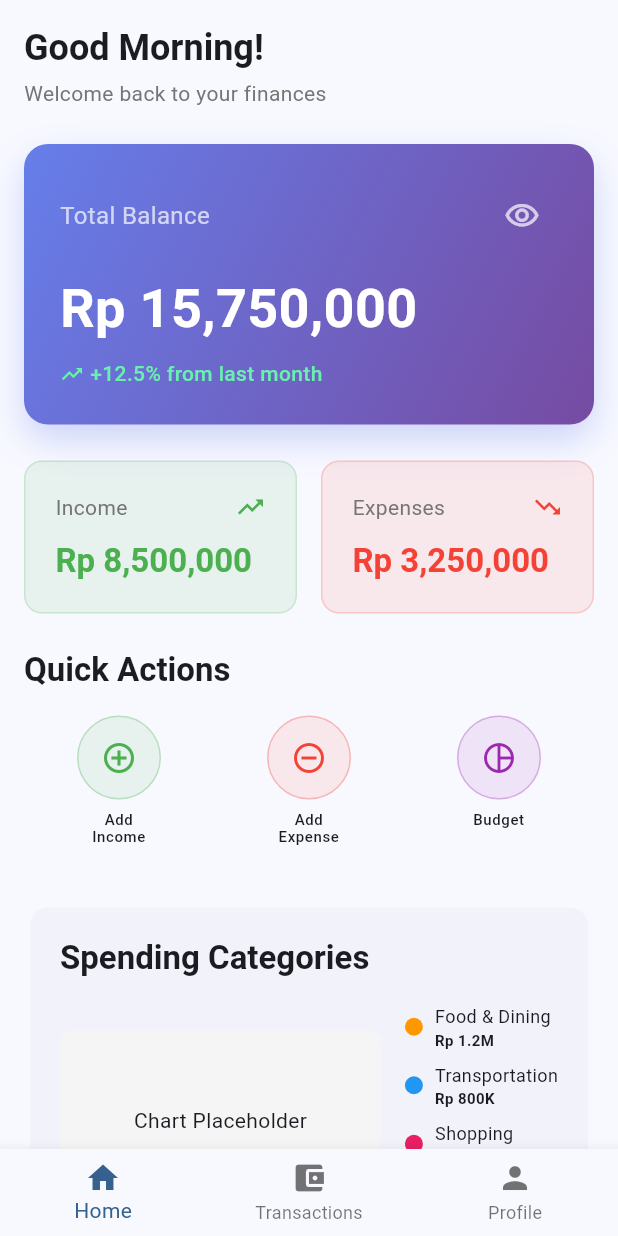
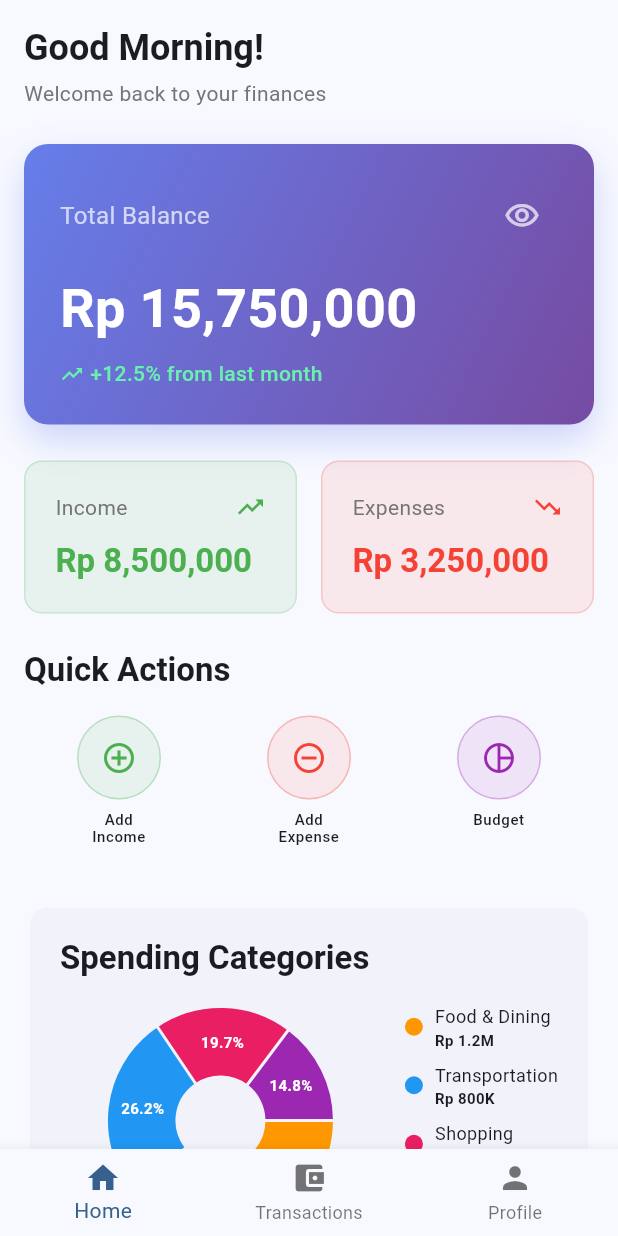
Before and after one commit to The-Binary-Rebels-Studio/Cashflow, a Flutter app: the screen it shows after launch, after a tap on "Skip", on a phone screen of 412 x 824 dp. Run offline on Flutter 3.47's test engine with Material 3 defaults, Android fonts, the phone set to English and light mode, and no system bars; drawn by our look-alikes of fl_chart; our stand-ins replace equatable, flutter_bloc, get_it, go_router, injectable, sqflite; accounts and stored records are empty.

Commit message:
feat: replace spending chart   placeholder with interactive pie   chart

```diff
--- a/lib/features/home/presentation/widgets/spending_chart.dart
+++ b/lib/features/home/presentation/widgets/spending_chart.dart
@@ -1,5 +1,6 @@
 import 'package:flutter/material.dart';
 import 'package:cashflow/l10n/app_localizations.dart';
+import 'package:fl_chart/fl_chart.dart';
 
 class SpendingChart extends StatelessWidget {
   final List<SpendingCategory> categories;
@@ -9,14 +10,51 @@ class SpendingChart extends StatelessWidget {
     this.categories = const [],
   });
 
+  static String _formatCurrency(String amount) {
+    final number = int.parse(amount);
+    if (number >= 1000000) {
+      final millions = number / 1000000;
+      return '${millions.toStringAsFixed(millions % 1 == 0 ? 0 : 1)}M';
+    } else if (number >= 1000) {
+      final thousands = number / 1000;
+      return '${thousands.toStringAsFixed(thousands % 1 == 0 ? 0 : 1)}K';
+    } else {
+      return number.toString();
+    }
+  }
+
+  List<PieChartSectionData> _createPieChartSections(List<SpendingCategory> categories) {
+    final total = categories.fold<double>(0, (sum, category) {
+      final amount = double.parse(category.amount.replaceAll(RegExp(r'[^\d]'), ''));
+      return sum + amount;
+    });
+
+    return categories.map((category) {
+      final amount = double.parse(category.amount.replaceAll(RegExp(r'[^\d]'), ''));
+      final percentage = (amount / total) * 100;
+
+      return PieChartSectionData(
+        color: category.color,
+        value: percentage,
+        title: '${percentage.toStringAsFixed(1)}%',
+        radius: 45,
+        titleStyle: const TextStyle(
+          fontSize: 10,
+          fontWeight: FontWeight.bold,
+          color: Colors.white,
+        ),
+      );
+    }).toList();
+  }
+
   @override
   Widget build(BuildContext context) {
     final l10n = AppLocalizations.of(context)!;
     final defaultCategories = [
-      SpendingCategory(l10n.dashboardFoodDining, Colors.orange, 'Rp 1.2M'),
-      SpendingCategory(l10n.dashboardTransportation, Colors.blue, 'Rp 800K'),
-      SpendingCategory(l10n.dashboardShopping, Colors.pink, 'Rp 600K'),
-      SpendingCategory(l10n.dashboardBills, Colors.purple, 'Rp 450K'),
+      SpendingCategory(l10n.dashboardFoodDining, Colors.orange, '1200000'),
+      SpendingCategory(l10n.dashboardTransportation, Colors.blue, '800000'),
+      SpendingCategory(l10n.dashboardShopping, Colors.pink, '600000'),
+      SpendingCategory(l10n.dashboardBills, Colors.purple, '450000'),
     ];
     final displayCategories = categories.isEmpty ? defaultCategories : categories;
 
@@ -38,14 +76,15 @@ class SpendingChart extends StatelessWidget {
             Row(
               children: [
                 Expanded(
-                  child: Container(
+                  child: SizedBox(
                     height: 120,
-                    decoration: BoxDecoration(
-                      color: Colors.grey[100],
-                      borderRadius: BorderRadius.circular(8),
-                    ),
-                    child: Center(
-                      child: Text(l10n.dashboardChartPlaceholder),
+                    child: PieChart(
+                      PieChartData(
+                        sections: _createPieChartSections(displayCategories),
+                        centerSpaceRadius: 30,
+                        sectionsSpace: 2,
+                        borderData: FlBorderData(show: false),
+                      ),
                     ),
                   ),
                 ),
@@ -93,7 +132,7 @@ class _CategoryItem extends StatelessWidget {
                 style: const TextStyle(fontSize: 12),
               ),
               Text(
-                category.amount,
+                'Rp ${SpendingChart._formatCurrency(category.amount)}',
                 style: const TextStyle(
                   fontSize: 10,
                   fontWeight: FontWeight.bold,
--- a/pubspec.yaml
+++ b/pubspec.yaml
@@ -56,6 +56,9 @@ dependencies:
   get_it: ^7.7.0
   injectable: ^2.4.4
 
+  # Charts
+  fl_chart: ^0.69.0
+
 dev_dependencies:
   flutter_test:
     sdk: flutter
@@ -68,10 +71,11 @@ dev_dependencies:
   flutter_lints: ^5.0.0
 
   # Static analysis
-  analyzer: ^5.13.0
+  analyzer: ^6.4.1
 
   # Code generation
   build_runner: ^2.4.13
+  dart_style: ^2.3.7
 
 
   # Dependency Injection code generation
```
Also changed, not shown: pubspec.lock.
